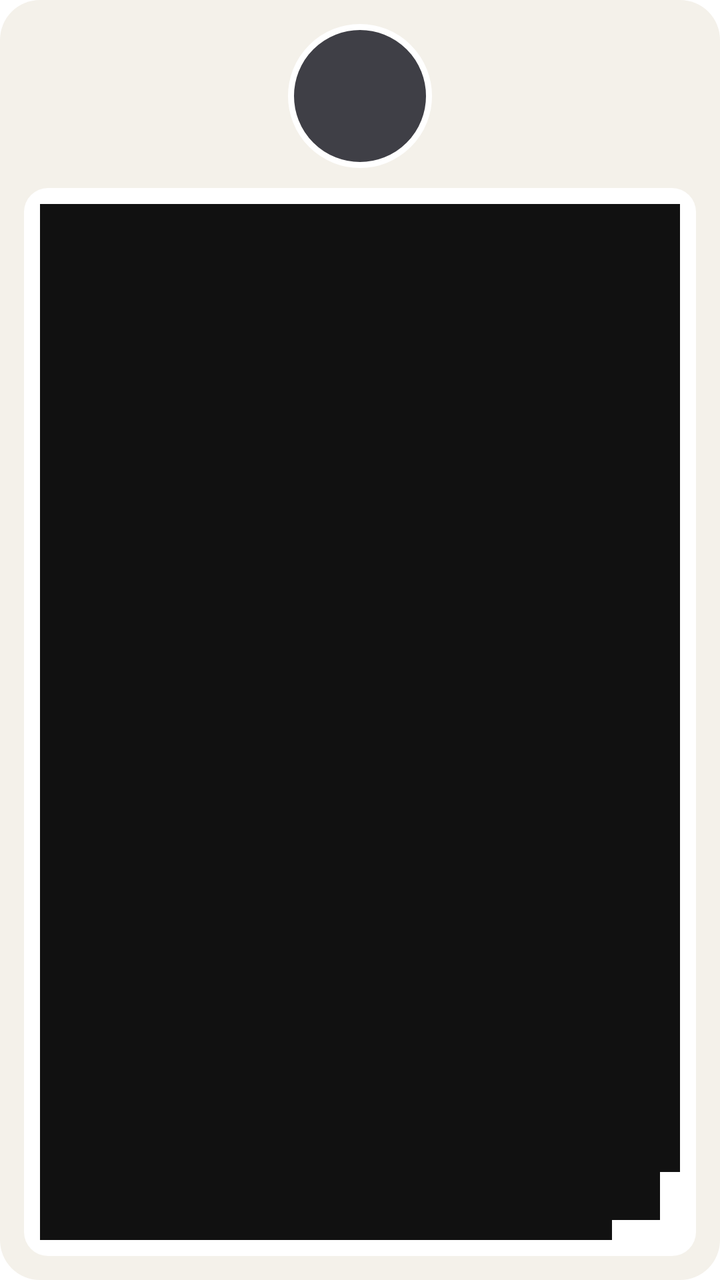
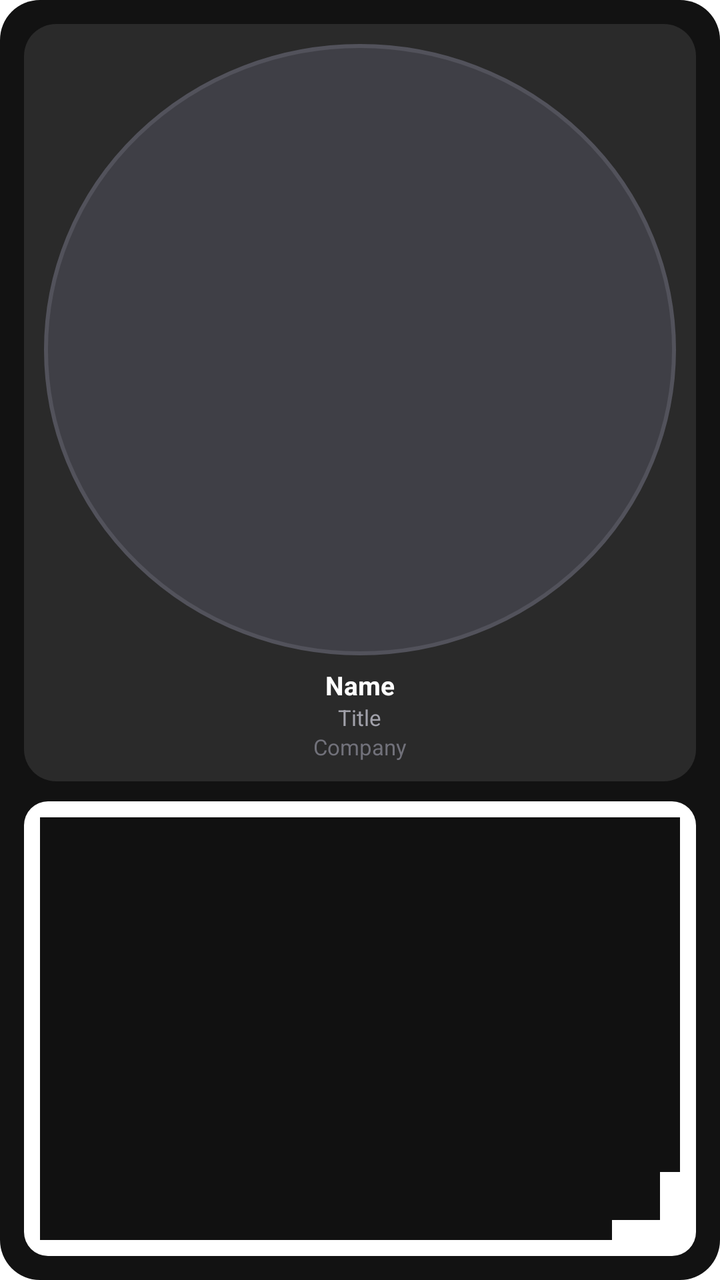

Compare the two renders of this Android layout. The source of the first and the diff that turns it into the second are given below.
<!-- AndroidManifest.xml: fallback theme Theme.MaterialComponents.DayNight.NoActionBar -->
<!-- res/layout/tap_na_preview_profile_large.xml -->
<?xml version="1.0" encoding="utf-8"?>
<LinearLayout xmlns:android="http://schemas.android.com/apk/res/android"
    android:layout_width="250dp"
    android:layout_height="250dp"
    android:background="@drawable/widget_shell"
    android:gravity="center_horizontal"
    android:orientation="vertical"
    android:padding="12dp">

    <ImageView
        android:layout_width="72dp"
        android:layout_height="72dp"
        android:contentDescription="@string/widget_profile_large_description"
        android:src="@drawable/widget_skeleton_circle" />

    <ImageView
        android:layout_width="match_parent"
        android:layout_height="0dp"
        android:layout_marginTop="10dp"
        android:layout_weight="1"
        android:contentDescription="@string/widget_qr_description"
        android:src="@drawable/widget_skeleton_qr" />
</LinearLayout>
<!-- resources referenced by this layout -->
<resources>
  <!-- drawable widget_shell (drawable) -->
  <?xml version="1.0" encoding="utf-8"?>
  <shape xmlns:android="http://schemas.android.com/apk/res/android" android:shape="rectangle">
      <solid android:color="@color/widget_shell" />
      <corners android:radius="20dp" />
  </shape>
  <!-- drawable widget_skeleton_circle (drawable) -->
  <?xml version="1.0" encoding="utf-8"?>
  <shape xmlns:android="http://schemas.android.com/apk/res/android" android:shape="oval">
      <solid android:color="#3F3F46" />
      <stroke android:width="3dp" android:color="#FFFFFF" />
  </shape>
  <!-- drawable widget_skeleton_qr (drawable) -->
  <?xml version="1.0" encoding="utf-8"?>
  <layer-list xmlns:android="http://schemas.android.com/apk/res/android">
      <item>
          <shape android:shape="rectangle">
              <solid android:color="#FFFFFF" />
              <corners android:radius="12dp" />
          </shape>
      </item>
      <item android:left="8dp" android:top="8dp" android:right="42dp" android:bottom="42dp">
          <shape android:shape="rectangle">
              <solid android:color="#111111" />
          </shape>
      </item>
      <item android:left="42dp" android:top="8dp" android:right="8dp" android:bottom="42dp">
          <shape android:shape="rectangle">
              <solid android:color="#111111" />
          </shape>
      </item>
      <item android:left="8dp" android:top="42dp" android:right="42dp" android:bottom="8dp">
          <shape android:shape="rectangle">
              <solid android:color="#111111" />
          </shape>
      </item>
      <item android:left="28dp" android:top="28dp" android:right="28dp" android:bottom="28dp">
          <shape android:shape="rectangle">
              <solid android:color="#111111" />
          </shape>
      </item>
      <item android:left="46dp" android:top="46dp" android:right="18dp" android:bottom="18dp">
          <shape android:shape="rectangle">
              <solid android:color="#111111" />
          </shape>
      </item>
  </layer-list>
  <string name="widget_profile_large_description">Large QR with your profile photo.</string>
  <string name="widget_qr_description">QR code with your profile photo. People scan this to open your Tap Na profile.</string>
  <color name="widget_shell">#F4F1EA</color>
</resources>

<!-- the commit's change to res/layout/tap_na_preview_profile_large.xml (unified diff, before → after) -->
@@ -3,21 +3,54 @@
     android:layout_width="250dp"
     android:layout_height="250dp"
     android:background="@drawable/widget_shell"
-    android:gravity="center_horizontal"
     android:orientation="vertical"
     android:padding="12dp">
 
-    <ImageView
-        android:layout_width="72dp"
-        android:layout_height="72dp"
-        android:contentDescription="@string/widget_profile_large_description"
-        android:src="@drawable/widget_skeleton_circle" />
+    <LinearLayout
+        android:layout_width="match_parent"
+        android:layout_height="0dp"
+        android:layout_weight="5"
+        android:background="@drawable/widget_panel"
+        android:gravity="center_horizontal"
+        android:orientation="vertical"
+        android:padding="10dp">
+
+        <ImageView
+            android:layout_width="match_parent"
+            android:layout_height="0dp"
+            android:layout_weight="1"
+            android:contentDescription="@string/widget_profile_large_description"
+            android:src="@drawable/widget_skeleton_circle" />
+
+        <TextView
+            android:layout_width="wrap_content"
+            android:layout_height="wrap_content"
+            android:layout_marginTop="6dp"
+            android:text="@string/widget_preview_name"
+            android:textColor="#FFFFFF"
+            android:textSize="13sp"
+            android:textStyle="bold" />
+
+        <TextView
+            android:layout_width="wrap_content"
+            android:layout_height="wrap_content"
+            android:text="@string/widget_preview_title"
+            android:textColor="#A1A1AA"
+            android:textSize="11sp" />
+
+        <TextView
+            android:layout_width="wrap_content"
+            android:layout_height="wrap_content"
+            android:text="@string/widget_preview_company"
+            android:textColor="#71717A"
+            android:textSize="11sp" />
+    </LinearLayout>
 
     <ImageView
         android:layout_width="match_parent"
         android:layout_height="0dp"
         android:layout_marginTop="10dp"
-        android:layout_weight="1"
+        android:layout_weight="3"
         android:contentDescription="@string/widget_qr_description"
         android:src="@drawable/widget_skeleton_qr" />
 </LinearLayout>
<!-- resource entries referenced after the edit -->
@@ -1,16 +1,22 @@
 <!-- resources referenced by this layout -->
 <resources>
+  <!-- drawable widget_panel (drawable) -->
+  <?xml version="1.0" encoding="utf-8"?>
+  <shape xmlns:android="http://schemas.android.com/apk/res/android" android:shape="rectangle">
+      <solid android:color="#2A2A2A" />
+      <corners android:radius="16dp" />
+  </shape>
   <!-- drawable widget_shell (drawable) -->
   <?xml version="1.0" encoding="utf-8"?>
   <shape xmlns:android="http://schemas.android.com/apk/res/android" android:shape="rectangle">
-      <solid android:color="@color/widget_shell" />
+      <solid android:color="#121212" />
       <corners android:radius="20dp" />
   </shape>
   <!-- drawable widget_skeleton_circle (drawable) -->
   <?xml version="1.0" encoding="utf-8"?>
   <shape xmlns:android="http://schemas.android.com/apk/res/android" android:shape="oval">
       <solid android:color="#3F3F46" />
-      <stroke android:width="3dp" android:color="#FFFFFF" />
+      <stroke android:width="2dp" android:color="#52525B" />
   </shape>
   <!-- drawable widget_skeleton_qr (drawable) -->
   <?xml version="1.0" encoding="utf-8"?>
@@ -47,8 +53,10 @@
           </shape>
       </item>
   </layer-list>
-  <string name="widget_profile_large_description">Large QR with your profile photo.</string>
-  <string name="widget_qr_description">QR code with your profile photo. People scan this to open your Tap Na profile.</string>
-  <color name="widget_shell">#F4F1EA</color>
+  <string name="widget_preview_company">Company</string>
+  <string name="widget_preview_name">Name</string>
+  <string name="widget_preview_title">Title</string>
+  <string name="widget_profile_large_description">Square profile card with photo, details, and QR code.</string>
+  <string name="widget_qr_description">QR code only. People scan this to open your Tap Na profile.</string>
 </resources>
 
